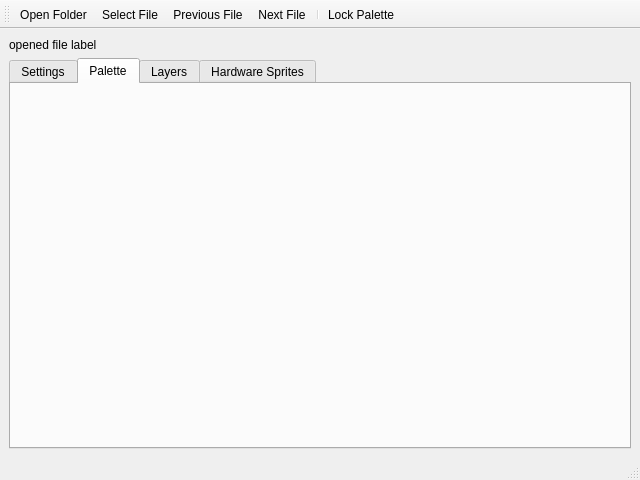
First picture: the form in qt/mainwindow.ui, repository Lupinzar/gssex, before the edit.
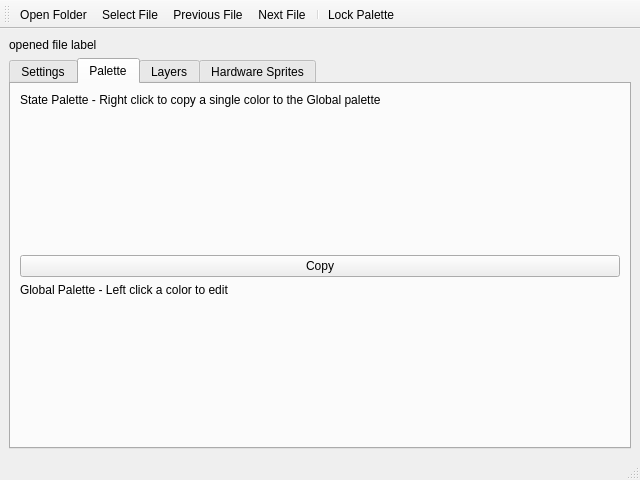
Second picture: the form after the edit. The open tabs and pages were chosen to show the change. Icons and pictures are not drawn. Custom widgets are drawn as their Qt base class.

Commit message: start of palette stuff

```diff
--- a/qt/mainwindow.ui
+++ b/qt/mainwindow.ui
@@ -164,6 +164,55 @@
        <attribute name="title">
         <string>Palette</string>
        </attribute>
+       <layout class="QVBoxLayout" name="verticalLayout_2">
+        <item>
+         <widget class="QLabel" name="__state_pal_label">
+          <property name="sizePolicy">
+           <sizepolicy hsizetype="Preferred" vsizetype="Fixed">
+            <horstretch>0</horstretch>
+            <verstretch>0</verstretch>
+           </sizepolicy>
+          </property>
+          <property name="text">
+           <string>State Palette - Right click to copy a single color to the Global palette</string>
+          </property>
+         </widget>
+        </item>
+        <item>
+         <widget class="PaletteSwatch" name="state_swatch" native="true">
+          <property name="editable" stdset="0">
+           <bool>false</bool>
+          </property>
+         </widget>
+        </item>
+        <item>
+         <widget class="QPushButton" name="copy_palette_button">
+          <property name="text">
+           <string>Copy</string>
+          </property>
+         </widget>
+        </item>
+        <item>
+         <widget class="QLabel" name="__global_pal_label">
+          <property name="sizePolicy">
+           <sizepolicy hsizetype="Preferred" vsizetype="Fixed">
+            <horstretch>0</horstretch>
+            <verstretch>0</verstretch>
+           </sizepolicy>
+          </property>
+          <property name="text">
+           <string>Global Palette - Left click a color to edit</string>
+          </property>
+         </widget>
+        </item>
+        <item>
+         <widget class="PaletteSwatch" name="global_swatch" native="true">
+          <property name="editable" stdset="0">
+           <bool>true</bool>
+          </property>
+         </widget>
+        </item>
+       </layout>
       </widget>
       <widget class="QWidget" name="tab_layers">
        <attribute name="title">
@@ -283,6 +332,12 @@
    <extends>QPushButton</extends>
    <header>..ui.colorbutton.h</header>
   </customwidget>
+  <customwidget>
+   <class>PaletteSwatch</class>
+   <extends>QWidget</extends>
+   <header>..ui.paletteswatch.h</header>
+   <container>1</container>
+  </customwidget>
  </customwidgets>
  <resources>
   <include location="resource.qrc"/>
```
Left out of the diff: 4 changed lines with no effect on the pictures. The commit also changes 4 other files.
